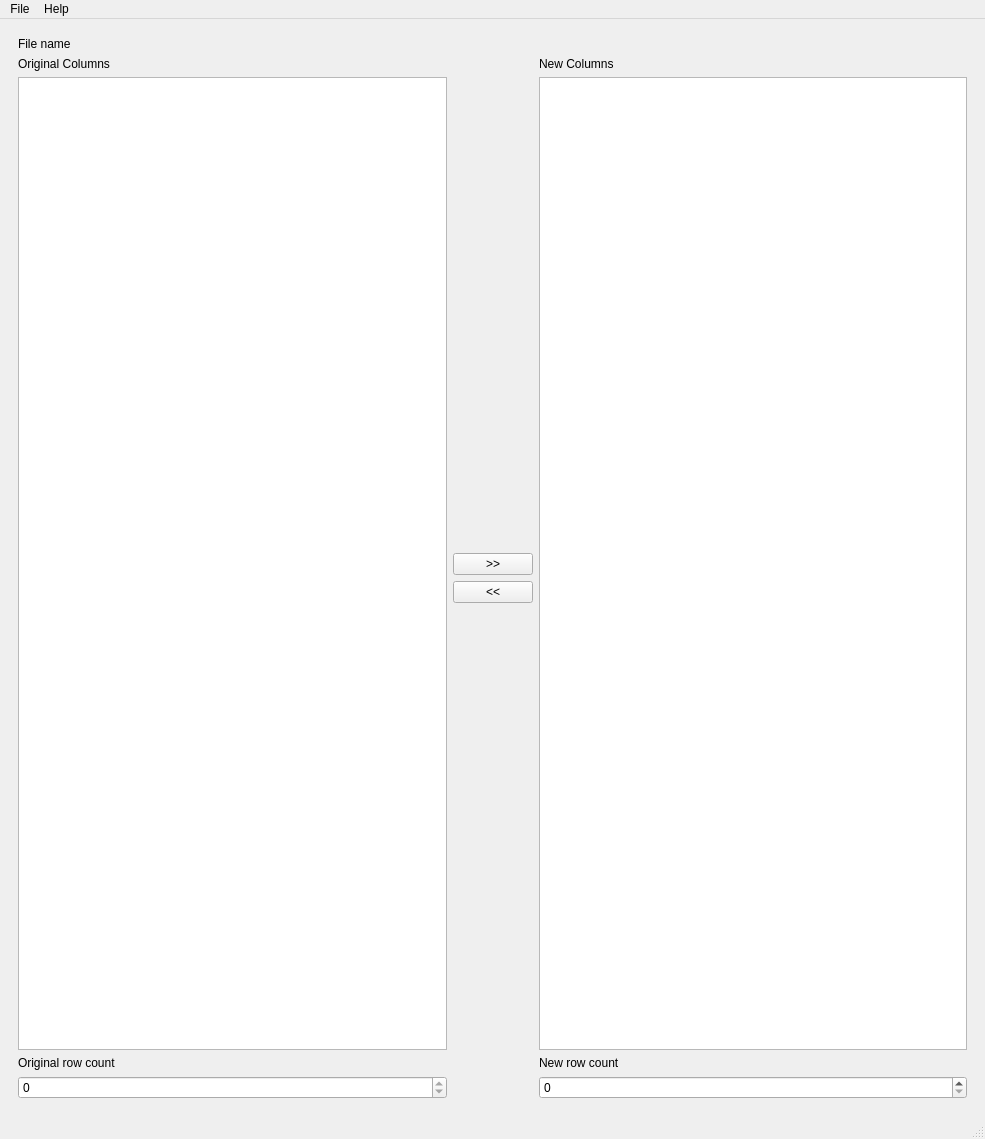
First picture: the form in ui/mainwindow.ui, repository ScriptSmith/csveditor, before the edit.
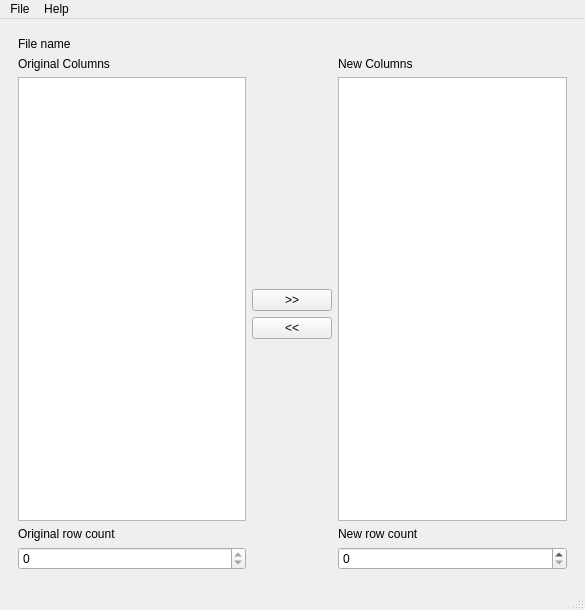
Second picture: the form after the edit.

Commit message: new icons and interface size

Patch:
```diff
--- a/ui/mainwindow.ui
+++ b/ui/mainwindow.ui
@@ -6,8 +6,8 @@
    <rect>
     <x>0</x>
     <y>0</y>
-    <width>985</width>
-    <height>1139</height>
+    <width>585</width>
+    <height>610</height>
    </rect>
   </property>
   <property name="windowTitle">
@@ -314,7 +314,7 @@
     <rect>
      <x>0</x>
      <y>0</y>
-     <width>985</width>
+     <width>585</width>
      <height>33</height>
     </rect>
    </property>
```
The commit also changes 4 other files.
